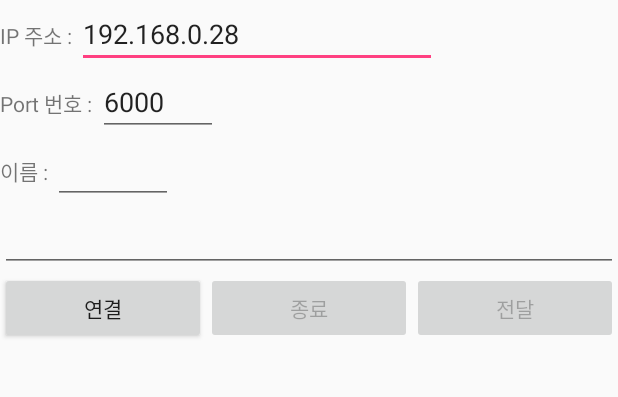
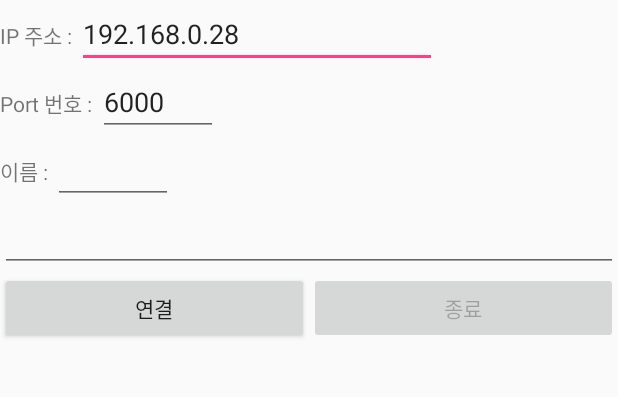
Before and after one commit to j991132/echo, an Android app: the screen it shows after launch (MainActivity), on a phone screen of 412 x 824 dp, the part 113-510 px from its top. Run offline under Robolectric (Android 15) with nearby library versions, the phone set to English and light mode, and no system bars; 2 statements that could not run were skipped.

```diff
--- a/app/src/main/java/com/example/pjw/quzzer/MainActivity.java
+++ b/app/src/main/java/com/example/pjw/quzzer/MainActivity.java
@@ -298,7 +298,7 @@ public class MainActivity extends AppCompatActivity {
             }
         });
 
-        //데이터를 서버에 전송
+ /*       //데이터를 서버에 전송
 
         start.setOnClickListener(new View.OnClickListener() {
             @Override
@@ -314,6 +314,7 @@ public class MainActivity extends AppCompatActivity {
                 }
             }
         });
+*/
 
 
 
--- a/app/src/main/res/layout/activity_main.xml
+++ b/app/src/main/res/layout/activity_main.xml
@@ -87,11 +87,6 @@
             android:text="종료"
             android:layout_width="wrap_content"
             android:layout_height="wrap_content" />
-        <Button
-            android:layout_weight="1"
-            android:id="@+id/button3"
-            android:text="전달"
-            android:layout_width="wrap_content"
-            android:layout_height="wrap_content" />
+
     </LinearLayout>
 </LinearLayout>
```
Also changed, not shown: lib/src/main/java/com/example/pjw/lib/buzzerSever.java (+7 -3 lines).
